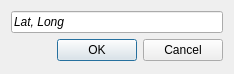
gis-ops/tutorials, file qgis/examples/quickapi/quick_api_dialog_base.ui: the form before one commit.
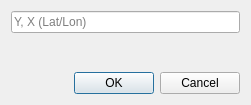
The form after the commit. Custom widgets are drawn as their Qt base class.

What changed in the file:
```diff
--- a/qgis/examples/quickapi/quick_api_dialog_base.ui
+++ b/qgis/examples/quickapi/quick_api_dialog_base.ui
@@ -6,8 +6,8 @@
    <rect>
     <x>0</x>
     <y>0</y>
-    <width>234</width>
-    <height>74</height>
+    <width>251</width>
+    <height>105</height>
    </rect>
   </property>
   <property name="windowTitle">
@@ -15,17 +15,18 @@
   </property>
   <layout class="QVBoxLayout" name="verticalLayout">
    <item>
-    <widget class="QLineEdit" name="lineedit_xy">
-     <property name="font">
-      <font>
-       <italic>true</italic>
-      </font>
+    <widget class="QgsFilterLineEdit" name="lineedit_xy">
+     <property name="placeholderText">
+      <string>Y, X (Lat/Lon)</string>
      </property>
-     <property name="text">
-      <string>Lat, Long</string>
+     <property name="qgisRelation" stdset="0">
+      <string notr="true"/>
      </property>
     </widget>
    </item>
+   <item>
+    <widget class="QgsProjectionSelectionWidget" name="crs_input"/>
+   </item>
    <item>
     <widget class="QDialogButtonBox" name="button_box">
      <property name="orientation">
@@ -38,6 +39,18 @@
    </item>
   </layout>
  </widget>
+ <customwidgets>
+  <customwidget>
+   <class>QgsFilterLineEdit</class>
+   <extends>QLineEdit</extends>
+   <header>qgsfilterlineedit.h</header>
+  </customwidget>
+  <customwidget>
+   <class>QgsProjectionSelectionWidget</class>
+   <extends>QWidget</extends>
+   <header>qgsprojectionselectionwidget.h</header>
+  </customwidget>
+ </customwidgets>
  <resources/>
  <connections>
   <connection>
```
